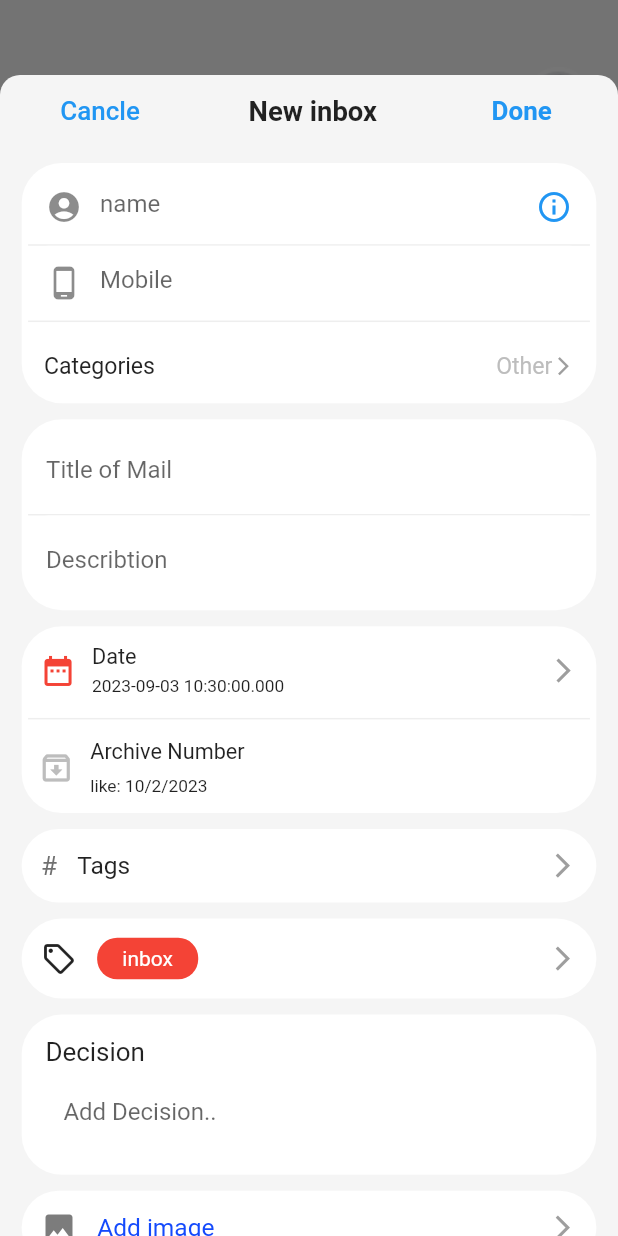
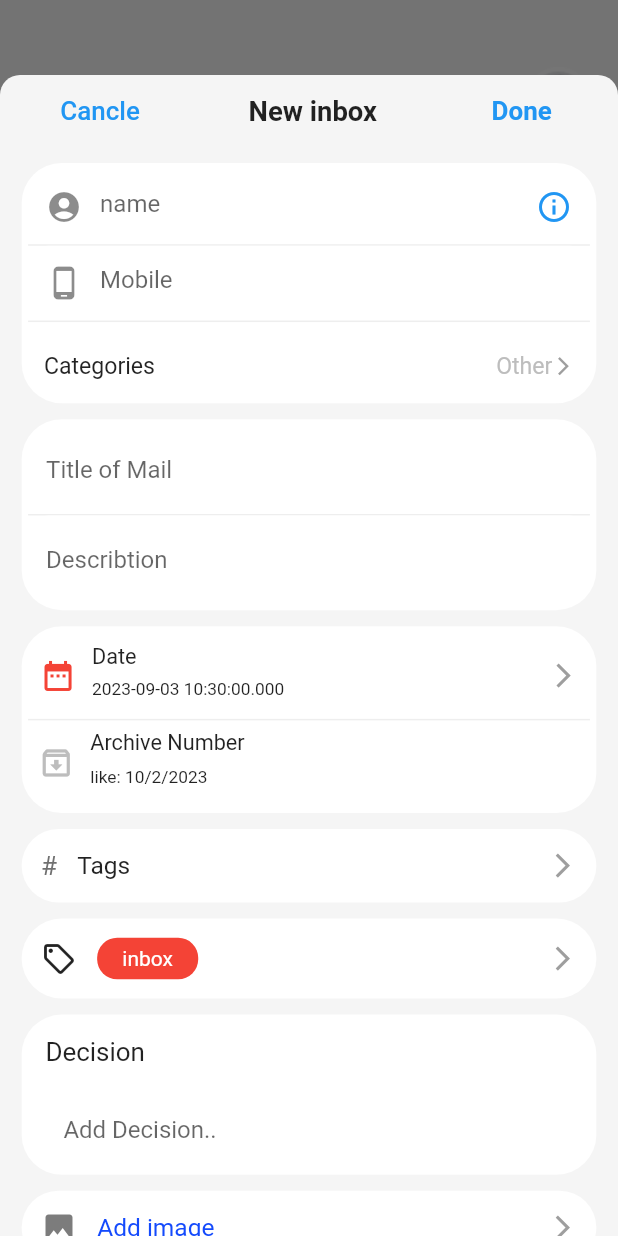
Before and after one commit to Ezz-Al-Moqaied/pal_mail_app, a Flutter app: the HomeScreen screen opened directly, after a tap on "New Inbox", on a phone screen of 412 x 824 dp. Run offline on Flutter 3.47's test engine with Material 2 defaults, Android fonts, the phone set to English and light mode, and no system bars; our stand-ins replace animated_splash_screen, flutter_screenutil, fluttertoast, shared_preferences; accounts and stored records are empty; generated files the repository leaves out were written again.

Commit message:
responsive

```diff
--- a/lib/controller/new_inbox_controller.dart
+++ b/lib/controller/new_inbox_controller.dart
@@ -15,6 +15,7 @@ class NewInboxHelper {
           {'Authorization': 'Bearer ${SharedPreferencesHelper.user.token}'});
     } catch (e) {
       flutterToastWidget(msg: "Add Mail Failed", colors: Colors.redAccent);
+      print(e.toString());
     }
   }
 }
--- a/lib/widgets/bottom_sheet_widget.dart
+++ b/lib/widgets/bottom_sheet_widget.dart
@@ -2,6 +2,7 @@ import 'package:flutter/material.dart';
 import 'package:flutter_screenutil/flutter_screenutil.dart';
 import 'package:pal_mail_app/constants/colors.dart';
 import 'package:pal_mail_app/controller/new_inbox_controller.dart';
+import 'package:pal_mail_app/providers/new_inbox_provider.dart';
 import 'package:pal_mail_app/widgets/text_field_widget.dart';
 
 import '../constants/images.dart';
@@ -73,7 +74,17 @@ class CustomModalBottomSheet {
                     ),
                     TextButton(
                       onPressed: () {
-                        NewInboxHelper.instance.addMail({});
+                        NewInboxProvider().addMailProv(
+                            decision: "as",
+                            description: "das",
+                            finalDescision: "sad",
+                            tags: 'a',
+                            subject: 'YazanM',
+                            senderId: '5',
+                            archiveNumber: "123",
+                            archiveDate: "12/10/2022",
+                            statusId: '5',
+                            activities: 'a');
                       },
                       child: Text(
                         'Done',
@@ -198,7 +209,8 @@ class CustomModalBottomSheet {
                           Column(
                             mainAxisAlignment: MainAxisAlignment.spaceBetween,
                             children: [
-                              Padding(
+                              Expanded(
+                                child: Padding(
                                   padding: const EdgeInsets.all(8.0),
                                   child: InkWell(
                                     onTap: () {
@@ -227,19 +239,23 @@ class CustomModalBottomSheet {
                                           crossAxisAlignment:
                                               CrossAxisAlignment.start,
                                           children: [
-                                          Text(
+                                            Expanded(
+                                              child: Text(
                                                 'Date',
                                                 style: TextStyle(
                                                   fontSize: 15.sp,
                                                 ),
                                               ),
+                                            ),
                                             SizedBox(
                                               height: 4.h,
                                             ),
-                                          Text(
+                                            Expanded(
+                                              child: Text(
                                                 _dateTime.toString(),
                                                 style: TextStyle(
                                                   fontSize: 12.sp,
+                                                ),
                                               ),
                                             ),
                                           ],
@@ -254,8 +270,10 @@ class CustomModalBottomSheet {
                                     ),
                                   ),
                                 ),
+                              ),
                               lineContainer(),
-                              Padding(
+                              Expanded(
+                                child: Padding(
                                   padding: EdgeInsets.all(8.0.w.h),
                                   child: Row(
                                     children: [
@@ -289,6 +307,7 @@ class CustomModalBottomSheet {
                                         ],
                                       ),
                                     ],
+                                  ),
                                 ),
                               ),
                             ],
@@ -370,17 +389,21 @@ class CustomModalBottomSheet {
                           child: Column(
                             crossAxisAlignment: CrossAxisAlignment.start,
                             children: [
-                              Text(
+                              Expanded(
+                                child: Text(
                                   'Decision',
                                   style: TextStyle(fontSize: 18.sp),
                                 ),
-                              textFormFieldWidget(
+                              ),
+                              Expanded(
+                                child: textFormFieldWidget(
                                   outlinedBorder: true,
                                   colors: Colors.white,
                                   hintText: 'Add Decision..',
                                   controller: decisionController,
                                   type: TextInputType.text,
                                   validate: (p0) => '',
+                                ),
                               )
                             ],
                           ),
```
Also changed, not shown: lib/providers/new_inbox_provider.dart (+28 -0 lines). Lines whose indentation alone changed are shown as unchanged.
